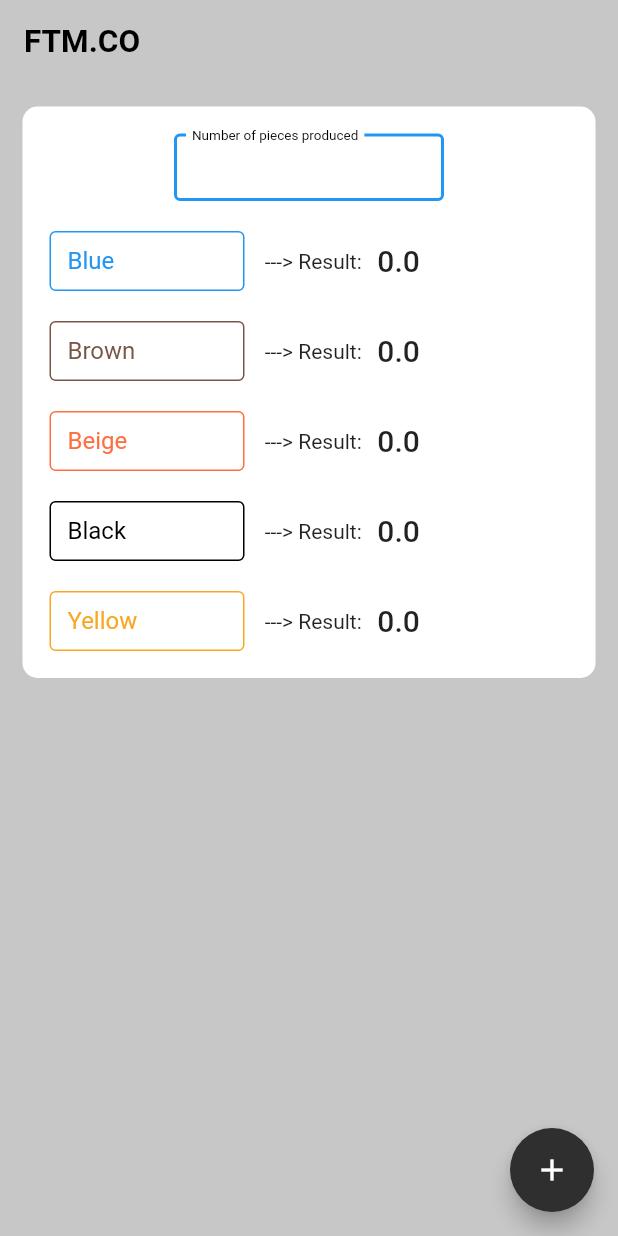
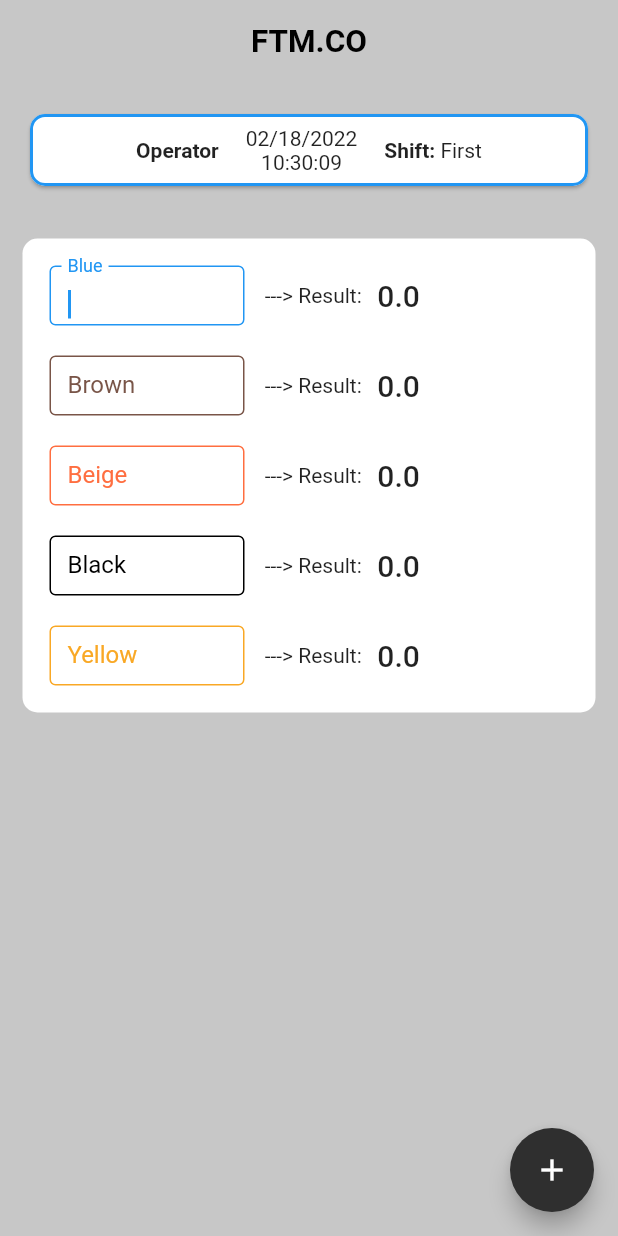
Before and after one commit to arrousta/ftm_service_app, a Flutter app: the screen it shows after launch, after a tap on the "add" icon, on a phone screen of 412 x 824 dp. Run offline on Flutter 3.47's test engine with Material 2 defaults, Android fonts, the phone set to English and light mode, and no system bars.

Commit message:
Add Header with Time and Date widget on Top

```diff
--- a/lib/screens/home.dart
+++ b/lib/screens/home.dart
@@ -1,5 +1,6 @@
 import 'package:flutter/services.dart';
 import 'package:flutter/material.dart';
+import 'package:ftm_service_app/widgets/time_and_date.dart';
 
 enum ShiftName { morning, evening, night }
 
@@ -12,7 +13,6 @@ class Home extends StatefulWidget {
 }
 
 class _HomeState extends State<Home> {
-
   late String _rBlue = "0.0",
       _rBrown = "0.0",
       _rBeige = "0.0",
@@ -61,6 +61,7 @@ class _HomeState extends State<Home> {
           fontWeight: FontWeight.bold,
           fontSize: 21.0,
         ),
+        centerTitle: true,
       ),
       body: SafeArea(
         child: SingleChildScrollView(
@@ -68,6 +69,28 @@ class _HomeState extends State<Home> {
             mainAxisAlignment: MainAxisAlignment.spaceEvenly,
             crossAxisAlignment: CrossAxisAlignment.stretch,
             children: [
+              Card(
+                color: Colors.white,
+                shape: RoundedRectangleBorder(
+                  side: const BorderSide(color: Colors.blue, width: 2),
+                  borderRadius: BorderRadius.circular(10),
+                ),
+                margin: const EdgeInsets.all(20.0),
+                child: Row(
+                  mainAxisAlignment: MainAxisAlignment.spaceEvenly,
+                  children: const [
+                    // Text(
+                    //   'Operator',
+                    //   style: TextStyle(fontSize: 18, color: Colors.black),
+                    // ),
+                    TimeAndDate(),
+                    // Text(
+                    //   'First Shift',
+                    //   style: TextStyle(fontSize: 18, color: Colors.black),
+                    // ),
+                  ],
+                ),
+              ),
               Container(
                 padding: const EdgeInsets.all(8.0),
                 margin: const EdgeInsets.all(15.0),
@@ -76,55 +99,31 @@ class _HomeState extends State<Home> {
                   borderRadius: BorderRadius.circular(10.0),
                 ),
                 child: Column(
+                  mainAxisAlignment: MainAxisAlignment.center,
                   children: [
                     // const TimeAndDate(),
-                    Row(
-                      mainAxisAlignment: MainAxisAlignment.center,
-                      children: [
-                        Container(
-                          width: 200.0,
-                          height: 65.0,
-                          padding: const EdgeInsets.all(10),
-                          child: TextField(
-                            textInputAction: TextInputAction.next,
-                            controller: mNumber,
-                            autofocus: true,
-                            showCursor: false,
-                            keyboardType: TextInputType.number,
-                            textAlign: TextAlign.center,
-                            decoration: const InputDecoration(
-                              border: OutlineInputBorder(),
-                              labelText: 'Number of pieces produced',
-                              labelStyle: TextStyle(
-                                  fontSize: 12.0,
-                                  height: 1.0,
-                                  color: Colors.black),
-                            ),
-                          ),
-                        ),
-                      ],
-                    ),
-                    ColorField(
+
+                    MyTextFieldCustomized(
                         title: "Blue",
                         color: Colors.blue,
                         controller: mBlue,
                         value: _rBlue),
-                    ColorField(
+                    MyTextFieldCustomized(
                         title: "Brown",
                         color: Colors.brown,
                         controller: mBrown,
                         value: _rBrown),
-                    ColorField(
+                    MyTextFieldCustomized(
                         title: "Beige",
                         color: Colors.deepOrangeAccent,
                         controller: mBeige,
                         value: _rBeige),
-                    ColorField(
+                    MyTextFieldCustomized(
                         title: "Black",
                         color: Colors.black,
                         controller: mBlack,
                         value: _rBlack),
-                    ColorField(
+                    MyTextFieldCustomized(
                         title: "Yellow",
                         color: Colors.yellow.shade800,
                         controller: mYellow,
@@ -146,8 +145,8 @@ class _HomeState extends State<Home> {
   }
 }
 
-class ColorField extends StatelessWidget {
-  ColorField({
+class MyTextFieldCustomized extends StatelessWidget {
+  MyTextFieldCustomized({
     Key? key,
     required this.controller,
     required this.title,
--- /dev/null
+++ b/lib/widgets/time_and_date.dart
@@ -0,0 +1,98 @@
+import 'dart:async';
+import 'package:intl/intl.dart';
+import 'package:flutter/material.dart';
+
+class TimeAndDate extends StatefulWidget {
+  const TimeAndDate({Key? key}) : super(key: key);
+
+  @override
+  _TimeAndDateState createState() => _TimeAndDateState();
+}
+
+class _TimeAndDateState extends State<TimeAndDate> {
+  String _timeString = "";
+  String _dateString = "";
+  String shiftName = "";
+
+  String _formatDate(DateTime dateTime) {
+    return DateFormat('MM/dd/yyyy').format(dateTime);
+  }
+
+  String _formatTime(DateTime dateTime) {
+    return DateFormat('HH:mm:ss').format(dateTime);
+  }
+
+  @override
+  void initState() {
+    _dateString = _formatDate(DateTime.now());
+    Timer.periodic(const Duration(seconds: 1), (Timer t) => _getDate());
+    _timeString = _formatTime(DateTime.now());
+    Timer.periodic(const Duration(seconds: 1), (Timer t) => _getTime());
+    super.initState();
+  }
+
+  void _getDate() {
+    final DateTime now = DateTime.now();
+    final String formattedDate = _formatDate(now);
+    setState(() {
+      _dateString = formattedDate;
+    });
+  }
+
+  void _getTime() {
+    final DateTime now = DateTime.now();
+    final String formattedTime = _formatTime(now);
+    String hour = "";
+    late String partOfDay;
+
+    for (int i = 0; i < 2; i++) {
+      hour += formattedTime[i];
+    }
+    int _hour = int.parse(hour);
+
+    if (7 <= _hour && _hour < 14) {
+      partOfDay = "First";
+    } else if (14 <= _hour && _hour < 22) {
+      partOfDay = "Second";
+    } else {
+      partOfDay = "Third";
+    }
+    setState(() {
+      _timeString = formattedTime;
+      shiftName = partOfDay;
+    });
+  }
+
+  @override
+  Widget build(BuildContext context) {
+    return Padding(
+      padding: const EdgeInsets.all(8.0),
+      child: Row(
+        mainAxisAlignment: MainAxisAlignment.center,
+        children: [
+          const Text(
+            "Operator",
+            style: TextStyle(fontWeight: FontWeight.bold),
+          ),
+          const SizedBox(
+            width: 18.0,
+          ),
+          Column(
+            children: [
+              Text(_dateString),
+              Text(_timeString),
+            ],
+          ),
+          const SizedBox(
+            width: 18.0,
+          ),
+          const Text(
+            "Shift: ",
+            style: TextStyle(fontWeight: FontWeight.bold),
+          ),
+          Text(shiftName),
+        ],
+      ),
+    );
+  }
+}
```
Also changed, not shown: pubspec.yaml (+2 -51 lines), pubspec.lock.
